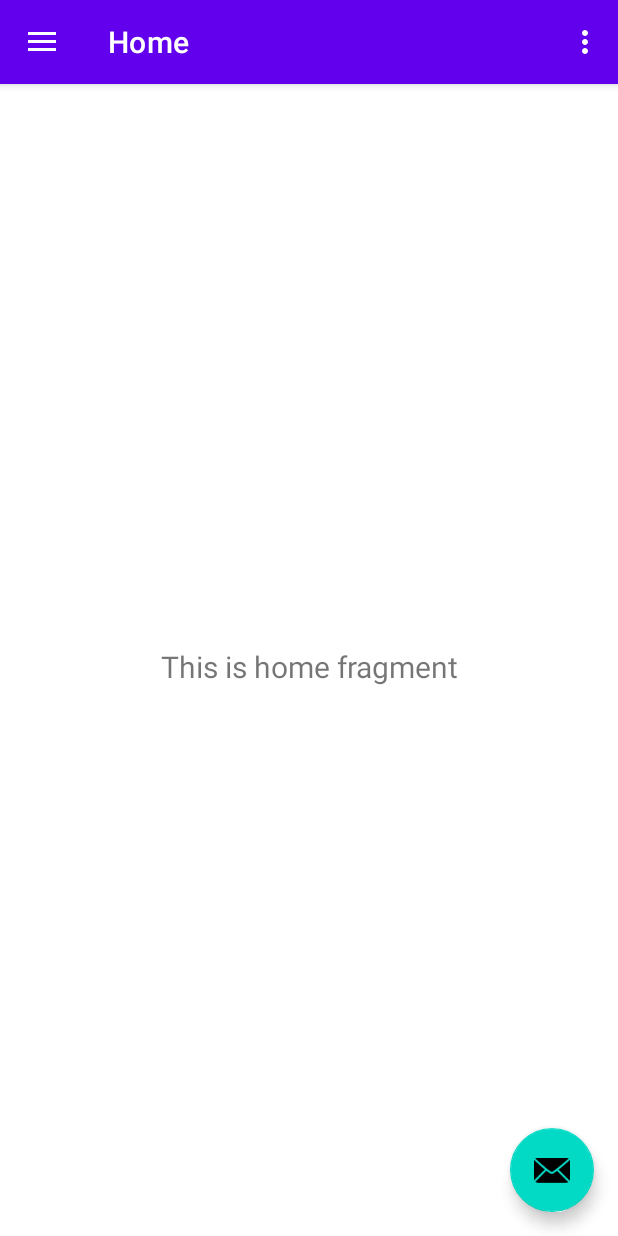
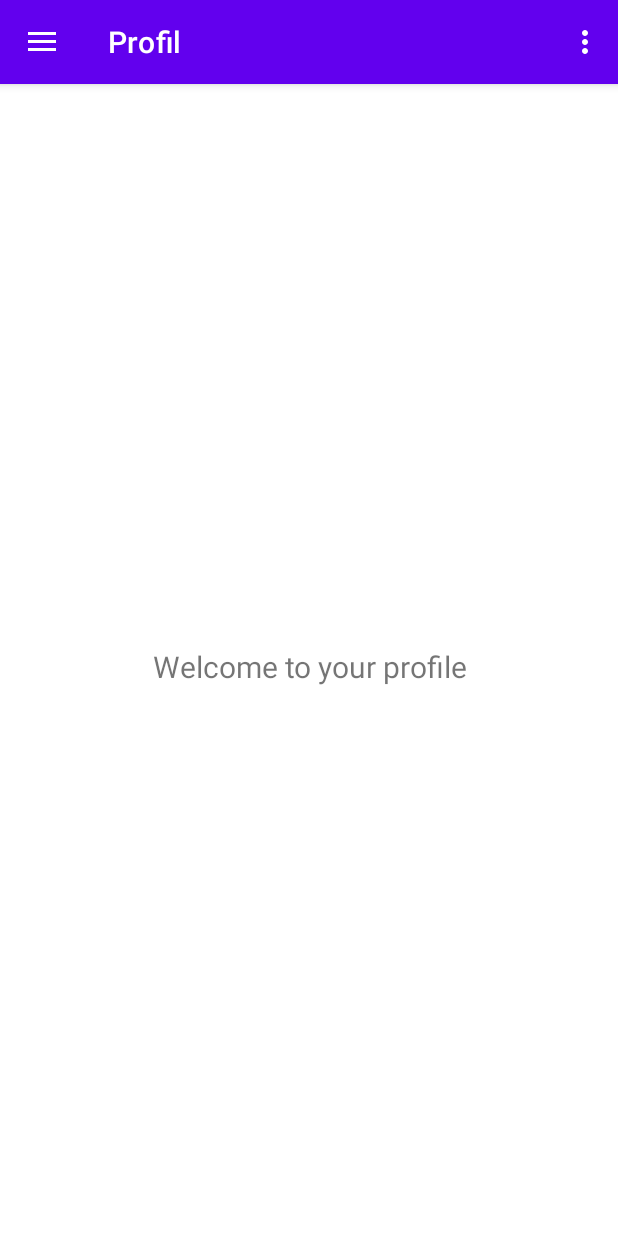
Before and after one commit to japius/AppliST5, an Android app: the screen it shows after launch (PagePrincipale), after a tap on "CONNEXION", on a phone screen of 412 x 824 dp. Run offline under Robolectric (Android 15) with nearby library versions, the phone set to English and light mode, and no system bars; our stand-ins replace navigation-ui; 1 other tap on this screen came first.

Commit message:
Nettoyage des fragments inutiles

```diff
--- a/app/src/main/java/com/drtchetting/applist5/ui/ActivityManager.java
+++ b/app/src/main/java/com/drtchetting/applist5/ui/ActivityManager.java
@@ -10,15 +10,22 @@ public class ActivityManager {
     private Activity actualActivity;
     private final Class accueil = Accueil.class;
     private final Class pageprincipale = PagePrincipale.class;
+
     public ActivityManager(Activity activity){
         this.actualActivity=activity;
     }
+
+    private void launchActivity(Class myclass){
+        Intent intent = new Intent(actualActivity,myclass);
+        actualActivity.finish();
+        actualActivity.startActivity(intent);
+
+    }
+
     public void launchPagePrincipale(){
-        Intent intent = new Intent(actualActivity,pageprincipale);
-        actualActivity.startActivity(intent);
+        launchActivity(pageprincipale);
     }
     public void launchAccueil(){
-        Intent intent = new Intent(actualActivity,accueil);
-        actualActivity.startActivity(intent);
+        launchActivity(accueil);
     }
 }
--- a/app/src/main/java/com/drtchetting/applist5/ui/PagePrincipale.java
+++ b/app/src/main/java/com/drtchetting/applist5/ui/PagePrincipale.java
@@ -1,5 +1,6 @@
 package com.drtchetting.applist5;
 
+import android.opengl.Visibility;
 import android.os.Bundle;
 import android.view.View;
 import android.view.Menu;
@@ -35,12 +36,14 @@ public class PagePrincipale extends AppCompatActivity {
                         .setAction("Action", null).show();
             }
         });
+
+        fab.setVisibility(View.GONE);
         DrawerLayout drawer = findViewById(R.id.drawer_layout);
         NavigationView navigationView = findViewById(R.id.nav_view);
         // Passing each menu ID as a set of Ids because each
         // menu should be considered as top level destinations.
         mAppBarConfiguration = new AppBarConfiguration.Builder(
-                R.id.nav_home, R.id.nav_gallery, R.id.nav_slideshow)
+                R.id.nav_profile)
                 .setDrawerLayout(drawer)
                 .build();
         NavController navController = Navigation.findNavController(this, R.id.nav_host_fragment);
--- a/app/src/main/java/com/drtchetting/applist5/ui/home/HomeViewModel.java
+++ /dev/null
@@ -1,19 +0,0 @@
-package com.drtchetting.applist5.ui.home;
-
-import androidx.lifecycle.LiveData;
-import androidx.lifecycle.MutableLiveData;
-import androidx.lifecycle.ViewModel;
-
-public class HomeViewModel extends ViewModel {
-
-    private MutableLiveData<String> mText;
-
-    public HomeViewModel() {
-        mText = new MutableLiveData<>();
-        mText.setValue("This is home fragment");
-    }
-
-    public LiveData<String> getText() {
-        return mText;
-    }
-}
--- a/app/src/main/java/com/drtchetting/applist5/ui/home/HomeFragment.java
+++ b/app/src/main/java/com/drtchetting/applist5/ui/profile/ProfileFragment.java
@@ -1,4 +1,4 @@
-package com.drtchetting.applist5.ui.home;
+package com.drtchetting.applist5.ui.profile;
 
 import android.os.Bundle;
 import android.view.LayoutInflater;
@@ -14,17 +14,17 @@ import androidx.lifecycle.ViewModelProvider;
 
 import com.drtchetting.applist5.R;
 
-public class HomeFragment extends Fragment {
+public class ProfileFragment extends Fragment {
 
-    private HomeViewModel homeViewModel;
+    private ProfileViewModel profileViewModel;
 
     public View onCreateView(@NonNull LayoutInflater inflater,
                              ViewGroup container, Bundle savedInstanceState) {
-        homeViewModel =
-                new ViewModelProvider(this).get(HomeViewModel.class);
-        View root = inflater.inflate(R.layout.fragment_home, container, false);
-        final TextView textView = root.findViewById(R.id.text_home);
-        homeViewModel.getText().observe(getViewLifecycleOwner(), new Observer<String>() {
+        profileViewModel =
+                new ViewModelProvider(this).get(ProfileViewModel.class);
+        View root = inflater.inflate(R.layout.fragment_profile, container, false);
+        final TextView textView = root.findViewById(R.id.text_profile);
+        profileViewModel.getText().observe(getViewLifecycleOwner(), new Observer<String>() {
             @Override
             public void onChanged(@Nullable String s) {
                 textView.setText(s);
--- a/app/src/main/java/com/drtchetting/applist5/ui/slideshow/SlideshowViewModel.java
+++ b/app/src/main/java/com/drtchetting/applist5/ui/profile/ProfileViewModel.java
@@ -1,16 +1,16 @@
-package com.drtchetting.applist5.ui.slideshow;
+package com.drtchetting.applist5.ui.profile;
 
 import androidx.lifecycle.LiveData;
 import androidx.lifecycle.MutableLiveData;
 import androidx.lifecycle.ViewModel;
 
-public class SlideshowViewModel extends ViewModel {
+public class ProfileViewModel extends ViewModel {
 
     private MutableLiveData<String> mText;
 
-    public SlideshowViewModel() {
+    public ProfileViewModel() {
         mText = new MutableLiveData<>();
-        mText.setValue("This is slideshow fragment");
+        mText.setValue("Welcome to your profile");
     }
 
     public LiveData<String> getText() {
--- a/app/src/main/res/layout/accueil.xml
+++ b/app/src/main/res/layout/accueil.xml
@@ -40,7 +40,7 @@
         android:layout_above="@id/type_connexion"
         android:layout_height="wrap_content"
         android:layout_width="wrap_content"
-        android:text="@string/Acceuil"
+        android:text="@string/Accueil"
         android:padding="3dip"
         android:gravity="center"
         android:textSize="38sp"
--- a/app/src/main/res/layout/fragment_home.xml
+++ /dev/null
@@ -1,22 +0,0 @@
-<?xml version="1.0" encoding="utf-8"?>
-<androidx.constraintlayout.widget.ConstraintLayout xmlns:android="http://schemas.android.com/apk/res/android"
-    xmlns:app="http://schemas.android.com/apk/res-auto"
-    xmlns:tools="http://schemas.android.com/tools"
-    android:layout_width="match_parent"
-    android:layout_height="match_parent"
-    tools:context=".ui.home.HomeFragment">
-
-    <TextView
-        android:id="@+id/text_home"
-        android:layout_width="match_parent"
-        android:layout_height="wrap_content"
-        android:layout_marginStart="8dp"
-        android:layout_marginTop="8dp"
-        android:layout_marginEnd="8dp"
-        android:textAlignment="center"
-        android:textSize="20sp"
-        app:layout_constraintBottom_toBottomOf="parent"
-        app:layout_constraintEnd_toEndOf="parent"
-        app:layout_constraintStart_toStartOf="parent"
-        app:layout_constraintTop_toTopOf="parent" />
-</androidx.constraintlayout.widget.ConstraintLayout>
--- a/app/src/main/res/layout/fragment_slideshow.xml
+++ b/app/src/main/res/layout/fragment_profile.xml
@@ -4,10 +4,10 @@
     xmlns:tools="http://schemas.android.com/tools"
     android:layout_width="match_parent"
     android:layout_height="match_parent"
-    tools:context=".ui.slideshow.SlideshowFragment">
+    tools:context=".ui.profile.ProfileFragment">
 
     <TextView
-        android:id="@+id/text_slideshow"
+        android:id="@+id/text_profile"
         android:layout_width="match_parent"
         android:layout_height="wrap_content"
         android:layout_marginStart="8dp"
--- a/app/src/main/res/menu/activity_main_drawer.xml
+++ b/app/src/main/res/menu/activity_main_drawer.xml
@@ -5,16 +5,8 @@
 
     <group android:checkableBehavior="single">
         <item
-            android:id="@+id/nav_home"
-            android:icon="@drawable/ic_menu_camera"
-            android:title="@string/menu_home" />
-        <item
-            android:id="@+id/nav_gallery"
-            android:icon="@drawable/ic_menu_gallery"
-            android:title="@string/menu_gallery" />
-        <item
-            android:id="@+id/nav_slideshow"
-            android:icon="@drawable/ic_menu_slideshow"
-            android:title="@string/menu_slideshow" />
+            android:id="@+id/nav_profile"
+            android:icon="@drawable/profile"
+            android:title="@string/profile" />
     </group>
 </menu>
--- a/app/src/main/res/navigation/mobile_navigation.xml
+++ b/app/src/main/res/navigation/mobile_navigation.xml
@@ -3,23 +3,12 @@
     xmlns:app="http://schemas.android.com/apk/res-auto"
     xmlns:tools="http://schemas.android.com/tools"
     android:id="@+id/mobile_navigation"
-    app:startDestination="@+id/nav_home">
+    app:startDestination="@+id/nav_profile">
 
     <fragment
-        android:id="@+id/nav_home"
-        android:name="com.drtchetting.applist5.ui.home.HomeFragment"
-        android:label="@string/menu_home"
-        tools:layout="@layout/fragment_home" />
+        android:id="@+id/nav_profile"
+        android:name="com.drtchetting.applist5.ui.profile.ProfileFragment"
+        android:label="@string/profile"
+        tools:layout="@layout/fragment_profile" />
 
-    <fragment
-        android:id="@+id/nav_gallery"
-        android:name="com.drtchetting.applist5.ui.gallery.GalleryFragment"
-        android:label="@string/menu_gallery"
-        tools:layout="@layout/fragment_gallery" />
-
-    <fragment
-        android:id="@+id/nav_slideshow"
-        android:name="com.drtchetting.applist5.ui.slideshow.SlideshowFragment"
-        android:label="@string/menu_slideshow"
-        tools:layout="@layout/fragment_slideshow" />
 </navigation>
--- a/app/src/main/res/values/strings.xml
+++ b/app/src/main/res/values/strings.xml
@@ -5,14 +5,12 @@
     <string name="nav_header_title">Android Studio</string>
     <string name="nav_header_subtitle">android.studio@android.com</string>
     <string name="nav_header_desc">Navigation header</string>
-    <string name="action_settings">Settings</string>
+    <string name="action_settings">Paramêtres</string>
 
-    <string name="menu_home">Home</string>
-    <string name="menu_gallery">Gallery</string>
-    <string name="menu_slideshow">Slideshow</string>
+    <string name="profile">Profil</string>
     <string name="patient">patient</string>
     <string name="doctor">doctor</string>
-    <string name="Acceuil">Salut à toi jeune diabétique</string>
+    <string name="Accueil">Salut à toi jeune diabétique</string>
     <string name="password">mot de passe</string>
     <string name="pseudo">pseudo</string>
     <string name="connect">connexion</string>
```
Also changed, not shown: app/src/main/java/com/drtchetting/applist5/ui/gallery/GalleryFragment.java (deleted, +0 -35 lines), app/src/main/java/com/drtchetting/applist5/ui/gallery/GalleryViewModel.java (deleted, +0 -19 lines), app/src/main/java/com/drtchetting/applist5/ui/slideshow/SlideshowFragment.java (deleted, +0 -35 lines), app/src/main/res/layout/fragment_gallery.xml (deleted, +0 -22 lines), app/src/main/res/drawable/profile.png (added).
